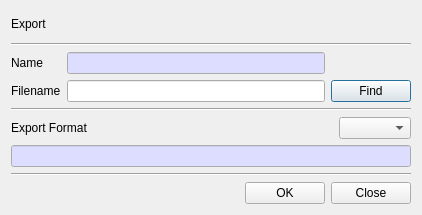
The window that BerEditor/export_dlg.ui (jykim74/BerEditor) describes before a commit, drawn with Qt 5.
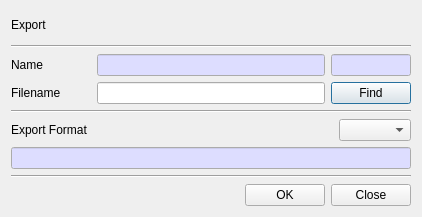
The same window after the commit.

Commit message: Export UI 개선

The edit to the form file:
```diff
--- a/BerEditor/export_dlg.ui
+++ b/BerEditor/export_dlg.ui
@@ -7,7 +7,7 @@
     <x>0</x>
     <y>0</y>
     <width>420</width>
-    <height>215</height>
+    <height>217</height>
    </rect>
   </property>
   <property name="windowTitle">
@@ -33,14 +33,10 @@
     </widget>
    </item>
    <item>
-    <layout class="QGridLayout" name="gridLayout_3">
-     <item row="1" column="0">
-      <widget class="QLabel" name="label_3">
-       <property name="text">
-        <string>Filename</string>
-       </property>
-      </widget>
-     </item>
+    <layout class="QGridLayout" name="gridLayout_6">
+     <property name="topMargin">
+      <number>0</number>
+     </property>
      <item row="0" column="1">
       <widget class="QLineEdit" name="mNameText">
        <property name="palette">
@@ -77,15 +73,84 @@
      </item>
      <item row="0" column="0">
       <widget class="QLabel" name="label_2">
+       <property name="minimumSize">
+        <size>
+         <width>80</width>
+         <height>0</height>
+        </size>
+       </property>
        <property name="text">
         <string>Name</string>
        </property>
       </widget>
      </item>
-     <item row="1" column="1">
+     <item row="0" column="2">
+      <widget class="QLineEdit" name="mAlgText">
+       <property name="minimumSize">
+        <size>
+         <width>80</width>
+         <height>0</height>
+        </size>
+       </property>
+       <property name="maximumSize">
+        <size>
+         <width>80</width>
+         <height>16777215</height>
+        </size>
+       </property>
+       <property name="palette">
+        <palette>
+         <active>
+          <colorrole role="Base">
+           <brush brushstyle="SolidPattern">
+            <color alpha="255">
+             <red>221</red>
+             <green>221</green>
+             <blue>255</blue>
+            </color>
+           </brush>
+          </colorrole>
+         </active>
+         <inactive>
+          <colorrole role="Base">
+           <brush brushstyle="SolidPattern">
+            <color alpha="255">
+             <red>221</red>
+             <green>221</green>
+             <blue>255</blue>
+            </color>
+           </brush>
+          </colorrole>
+         </inactive>
+         <disabled/>
+        </palette>
+       </property>
+       <property name="readOnly">
+        <bool>true</bool>
+       </property>
+      </widget>
+     </item>
+    </layout>
+   </item>
+   <item>
+    <layout class="QHBoxLayout" name="horizontalLayout">
+     <item>
+      <widget class="QLabel" name="label_3">
+       <property name="minimumSize">
+        <size>
+         <width>80</width>
+         <height>0</height>
+        </size>
+       </property>
+       <property name="text">
+        <string>Filename</string>
+       </property>
+      </widget>
+     </item>
+     <item>
       <widget class="QLineEdit" name="mFilenameText"/>
      </item>
-     <item row="1" column="2">
+     <item>
       <widget class="QPushButton" name="mFindFilenameBtn">
        <property name="text">
         <string>Find</string>
```
The commit also changes 1 other file.
